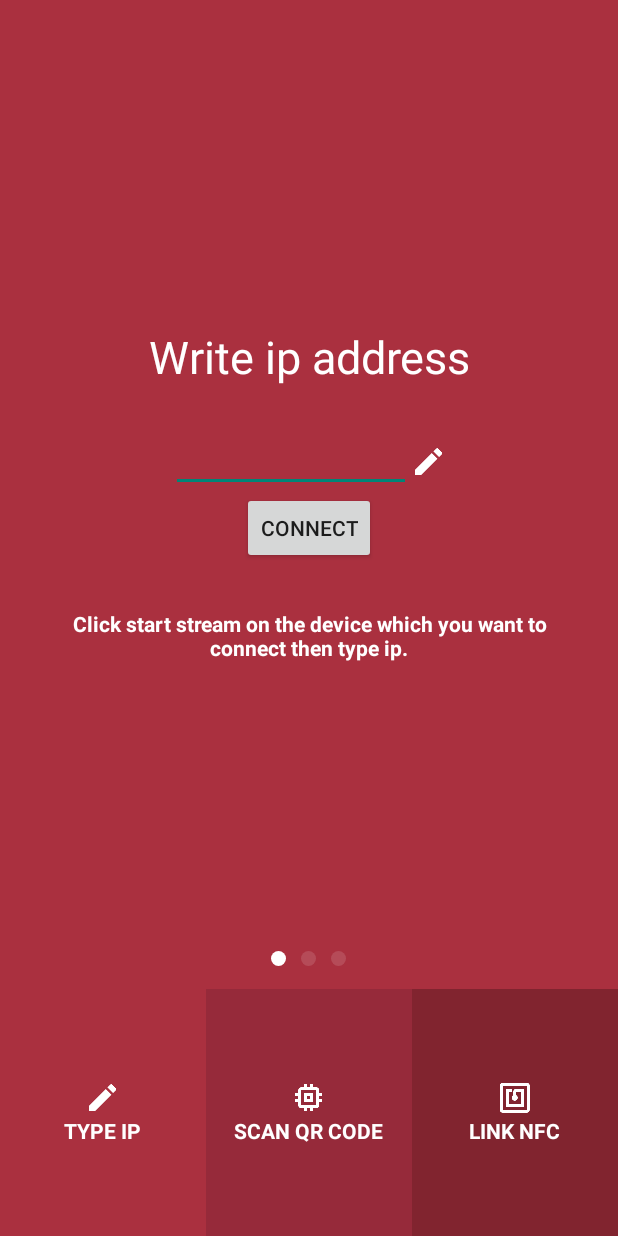
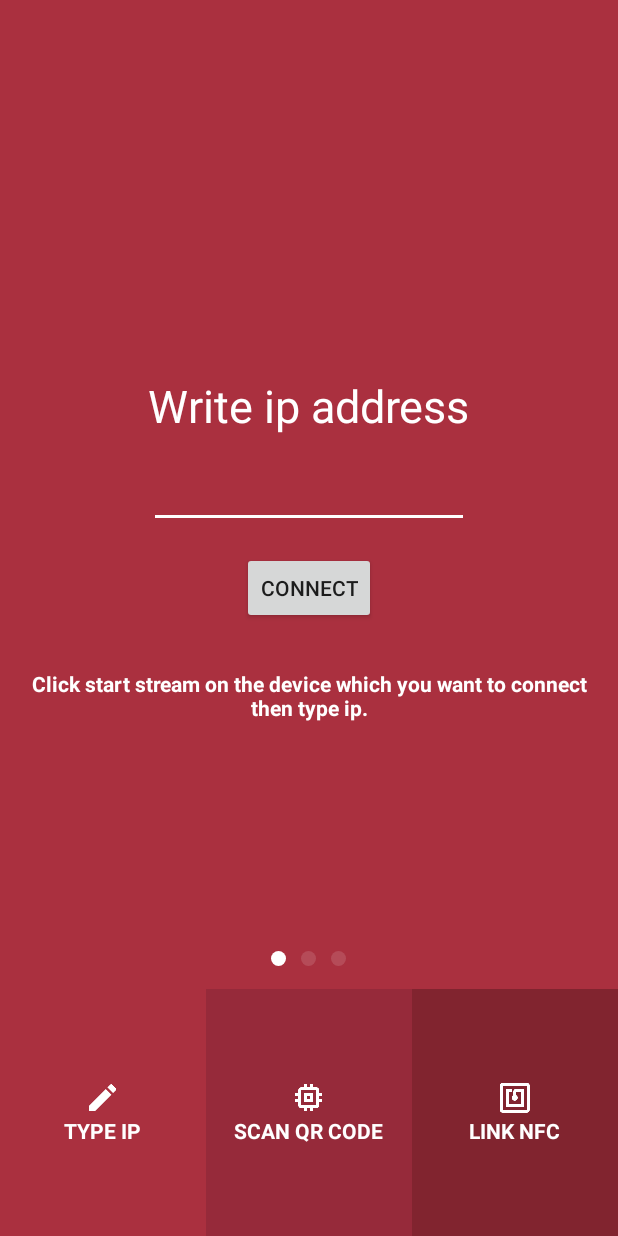
Before and after one commit to hypeapps/Endoscope, an Android app: the TypeIpFragment screen opened directly, with no data from a screen before it, on a phone screen of 412 x 824 dp. Run offline under Robolectric (Android 15) with nearby library versions, the phone set to English and light mode, and no system bars; libraries missing offline, so code that uses them is left out: com.dlazaro66.qrcodereaderview; 5 statements that could not run were skipped.

Commit message:
Refactoring type input fragment xml layout. Optimization hierarchy view. Extract colors and dimens to relevant files.

```diff
--- a/app/src/main/res/layout/type_input_fragment.xml
+++ b/app/src/main/res/layout/type_input_fragment.xml
@@ -1,78 +1,52 @@
 <?xml version="1.0" encoding="utf-8"?>
-<RelativeLayout xmlns:android="http://schemas.android.com/apk/res/android"
-    android:layout_width="match_parent" android:layout_height="match_parent"
-    android:background="@color/start_stream_background">
-
-    <RelativeLayout xmlns:android="http://schemas.android.com/apk/res/android"
-        android:layout_width="match_parent"
-        android:layout_height="match_parent">
-
-        <LinearLayout
-            android:orientation="vertical"
+<RelativeLayout
+    xmlns:android="http://schemas.android.com/apk/res/android"
     android:layout_width="match_parent"
     android:layout_height="match_parent"
-            android:gravity="center_vertical|center_horizontal" >
+    android:background="@color/start_stream_background"
+    >
 
     <TextView
         style="@style/header_style"
+        android:id="@+id/tv_type_ip"
+        android:layout_above="@+id/et_ip_number"
+        android:layout_centerHorizontal="true"
+        android:text="@string/write_ip_addres"
+        />
+
+    <EditText
+        android:id="@+id/et_ip_number"
         android:layout_width="wrap_content"
         android:layout_height="wrap_content"
-                android:text="@string/write_ip_addres"
-                android:id="@+id/type_ip_header"
-                android:gravity="center_vertical|center_horizontal"
-                android:layout_marginLeft="20dp"
-                android:layout_marginRight="20dp" />
+        android:layout_centerHorizontal="true"
+        android:layout_centerVertical="true"
+        android:layout_marginTop="@dimen/activity_vertical_margin"
+        android:digits="0123456789."
+        android:ems="10"
+        android:inputType="number|text"
+        android:textColor="@color/white"
+        android:theme="@style/edit_text_style"
+        />
 
-            <LinearLayout
-                android:orientation="vertical"
-                android:layout_width="match_parent"
-                android:layout_height="wrap_content">
-
-                <LinearLayout
-                    android:orientation="horizontal"
-                    android:layout_width="match_parent"
-                    android:layout_height="40dp"
-                    android:gravity="center_vertical|center_horizontal"
-                    android:id="@+id/type_address"
-                    android:layout_marginTop="30dp">
-
-                    <EditText
+    <Button
+        android:id="@+id/btn_connect"
         android:layout_width="wrap_content"
         android:layout_height="wrap_content"
-                        android:inputType="number|text"
-                        android:ems="10"
-                        android:id="@+id/ip_edit_text"
-                        style="@style/text_style"
-                        android:digits="0123456789."
-                        android:foregroundGravity="center_vertical|center_horizontal"
-                        android:gravity="center_vertical|center_horizontal" />
-
-                    <ImageView
-                        android:layout_width="wrap_content"
-                        android:layout_height="wrap_content"
-                        android:id="@+id/icon"
-                        android:src="@drawable/ic_create" />
-
-                </LinearLayout>
-            </LinearLayout>
-
-            <Button
-                android:layout_width="wrap_content"
-                android:layout_height="wrap_content"
+        android:layout_below="@id/et_ip_number"
+        android:layout_centerHorizontal="true"
+        android:layout_marginBottom="30dp"
+        android:layout_marginTop="@dimen/activity_horizontal_margin"
         android:text="@string/connect"
-                android:id="@+id/connect_button"
-                android:layout_marginBottom="30dp"
-                android:enabled="true" />
+        />
 
     <TextView
         style="@style/text_style"
-                android:layout_width="wrap_content"
-                android:layout_height="wrap_content"
+        android:id="@+id/tv_description"
+        android:layout_below="@id/btn_connect"
+        android:layout_centerHorizontal="true"
+        android:layout_marginLeft="@dimen/activity_horizontal_margin"
+        android:layout_marginRight="@dimen/activity_horizontal_margin"
+        android:gravity="center"
         android:text="@string/about_input_ip"
-                android:id="@+id/type_description"
-                android:gravity="center_vertical|center_horizontal"
-                android:paddingLeft="40dp"
-                android:paddingRight="40dp" />
-        </LinearLayout>
+        />
 </RelativeLayout>
-</RelativeLayout>
```
Lines whose indentation alone changed are shown as unchanged.
